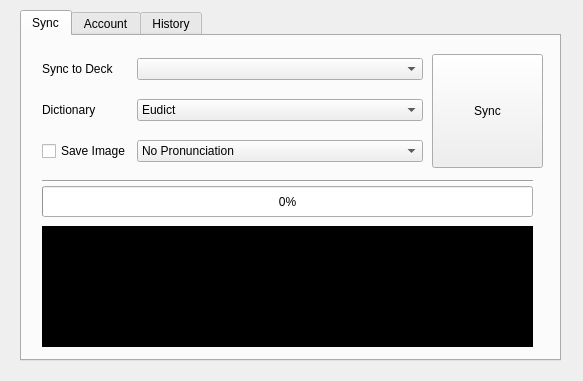
First picture: the form in window.ui, repository megachweng/Dict2Anki, before the edit.
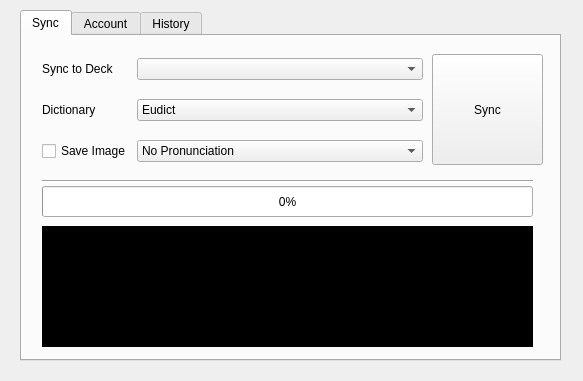
Second picture: the form after the edit.

Patch:
```diff
--- a/window.ui
+++ b/window.ui
@@ -38,7 +38,7 @@
        <x>410</x>
        <y>18</y>
        <width>111</width>
-       <height>114</height>
+       <height>111</height>
       </rect>
      </property>
      <property name="text">
```
